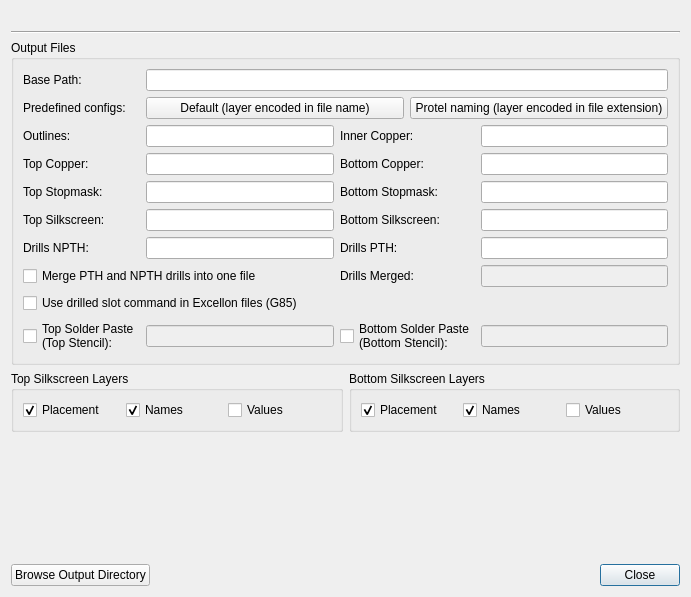
The window that libs/librepcb/editor/project/boardeditor/fabricationoutputdialog.ui (LibrePCB/LibrePCB) describes before a commit, drawn with Qt 5.
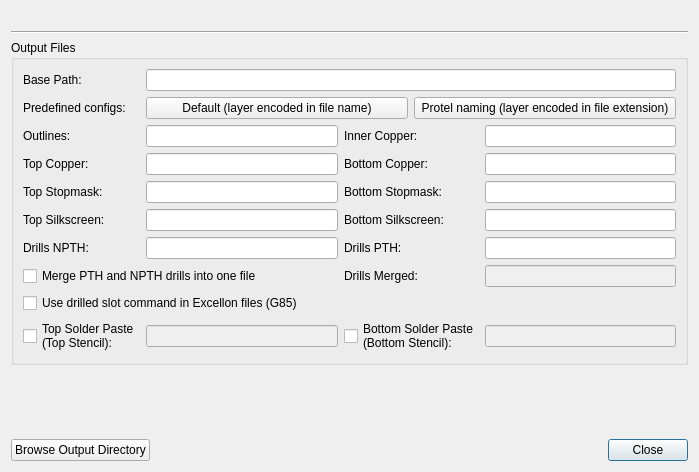
The same window after the commit.

Commit message: Move silkscreen layer config from fab settings to board

What changed in the file:
```diff
--- a/libs/librepcb/editor/project/boardeditor/fabricationoutputdialog.ui
+++ b/libs/librepcb/editor/project/boardeditor/fabricationoutputdialog.ui
@@ -9,8 +9,8 @@
    <rect>
     <x>0</x>
     <y>0</y>
-    <width>691</width>
-    <height>597</height>
+    <width>699</width>
+    <height>472</height>
    </rect>
   </property>
   <property name="windowTitle">
@@ -306,88 +306,6 @@
      </layout>
     </widget>
    </item>
-   <item>
-    <layout class="QHBoxLayout" name="horizontalLayout_2">
-     <item>
-      <widget class="QGroupBox" name="groupBox">
-       <property name="title">
-        <string>Top Silkscreen Layers</string>
-       </property>
-       <layout class="QHBoxLayout" name="horizontalLayout_3">
-        <property name="spacing">
-         <number>0</number>
-        </property>
-        <item>
-         <widget class="QCheckBox" name="cbxSilkTopPlacement">
-          <property name="text">
-           <string>Placement</string>
-          </property>
-          <property name="checked">
-           <bool>true</bool>
-          </property>
-         </widget>
-        </item>
-        <item>
-         <widget class="QCheckBox" name="cbxSilkTopNames">
-          <property name="text">
-           <string>Names</string>
-          </property>
-          <property name="checked">
-           <bool>true</bool>
-          </property>
-         </widget>
-        </item>
-        <item>
-         <widget class="QCheckBox" name="cbxSilkTopValues">
-          <property name="text">
-           <string>Values</string>
-          </property>
-         </widget>
-        </item>
-       </layout>
-      </widget>
-     </item>
-     <item>
-      <widget class="QGroupBox" name="groupBox_2">
-       <property name="title">
-        <string>Bottom Silkscreen Layers</string>
-       </property>
-       <layout class="QHBoxLayout" name="horizontalLayout_4">
-        <property name="spacing">
-         <number>0</number>
-        </property>
-        <item>
-         <widget class="QCheckBox" name="cbxSilkBotPlacement">
-          <property name="text">
-           <string>Placement</string>
-          </property>
-          <property name="checked">
-           <bool>true</bool>
-          </property>
-         </widget>
-        </item>
-        <item>
-         <widget class="QCheckBox" name="cbxSilkBotNames">
-          <property name="text">
-           <string>Names</string>
-          </property>
-          <property name="checked">
-           <bool>true</bool>
-          </property>
-         </widget>
-        </item>
-        <item>
-         <widget class="QCheckBox" name="cbxSilkBotValues">
-          <property name="text">
-           <string>Values</string>
-          </property>
-         </widget>
-        </item>
-       </layout>
-      </widget>
-     </item>
-    </layout>
-   </item>
    <item>
     <spacer name="verticalSpacer">
      <property name="orientation">
```
Left out of the diff: 6 changed lines with no effect on the pictures. The commit also changes 16 other files.
